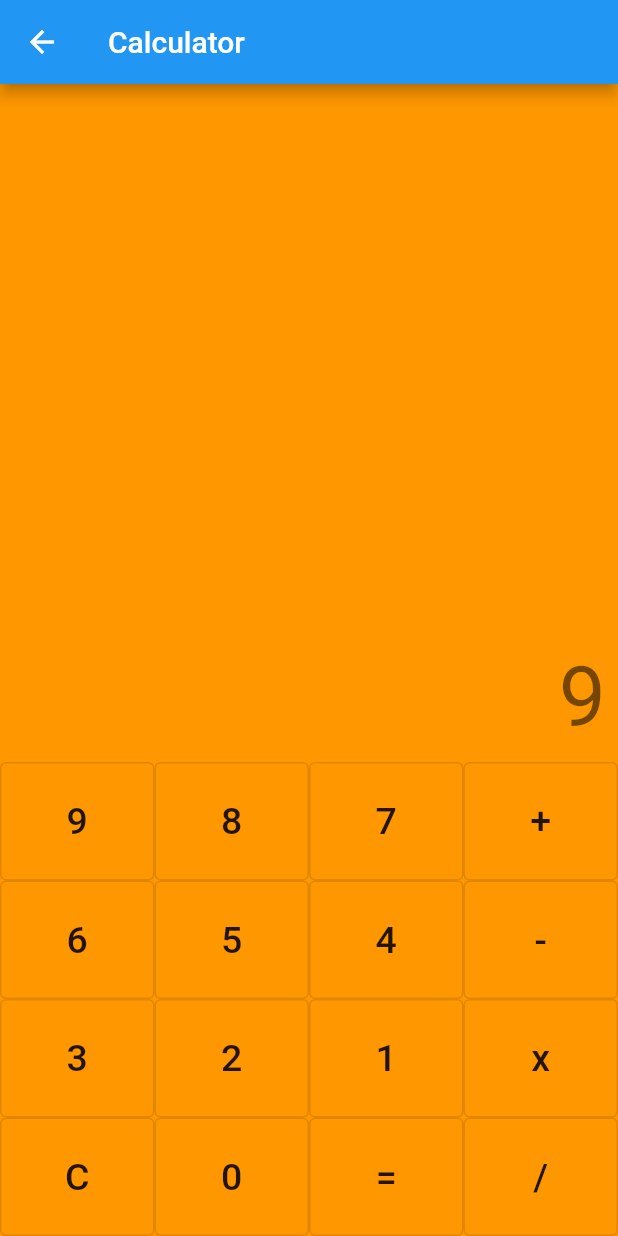
After one commit to syntaxlexx/learning-flutter-riverpod, a Flutter app: the CalculatorScreen screen opened by its route, after a tap on an icon or button, on a phone screen of 412 x 824 dp. The commit adds this screen. Run offline on Flutter 3.47's test engine with Material 2 defaults, Android fonts, the phone set to English and light mode, and no system bars; our stand-ins replace flutter_riverpod, hooks_riverpod, page_transition.

Commit message:
calcl v1

```diff
--- a/lib/src/app_routes.dart
+++ b/lib/src/app_routes.dart
@@ -1,5 +1,6 @@
 import 'package:flutter/material.dart';
 import 'package:page_transition/page_transition.dart';
+import 'features/calculator/presentation/calculator_screen.dart';
 import 'features/counter/presentation/counter_screen.dart';
 import 'features/counter/presentation/timer_screen.dart';
 import 'features/home/presentation/home_screen.dart';
@@ -8,6 +9,7 @@ import 'features/providers/presentation/providers_screen.dart';
 final Map<String, Widget Function(BuildContext)> appRoutes = {
   HomeScreen.route: (context) => const HomeScreen(),
   ProvidersScreen.route: (context) => const ProvidersScreen(),
+  CalculatorScreen.route: (context) => const CalculatorScreen(),
 };
 
 Route<dynamic>? appGeneratedRoutes(RouteSettings settings) {
--- /dev/null
+++ b/lib/src/features/calculator/presentation/calculator_screen.dart
@@ -0,0 +1,152 @@
+import 'package:flutter/material.dart';
+import 'package:hooks_riverpod/hooks_riverpod.dart';
+
+import 'calculator_screen_controller.dart';
+
+class CalculatorScreen extends ConsumerWidget {
+  const CalculatorScreen({super.key});
+
+  static const route = '/calculator';
+
+  @override
+  Widget build(BuildContext context, WidgetRef ref) {
+    print('CalculatorScreen.build');
+
+    return Scaffold(
+      appBar: AppBar(
+        title: const Text('Calculator'),
+      ),
+      body: Container(
+        color: Colors.orange,
+        child: Column(children: [
+          Expanded(
+            child: Container(
+              color: Colors.orange,
+            ),
+          ),
+          const DisplayText(),
+          const SizedBox(
+            height: 10,
+          ),
+          const ResultsText(),
+          const SizedBox(
+            height: 10,
+          ),
+          Row(
+            children: const [
+              CalculatorButton(text: '9'),
+              CalculatorButton(text: '8'),
+              CalculatorButton(text: '7'),
+              CalculatorButton(text: '+'),
+            ],
+          ),
+          Row(
+            children: const [
+              CalculatorButton(text: '6'),
+              CalculatorButton(text: '5'),
+              CalculatorButton(text: '4'),
+              CalculatorButton(text: '-'),
+            ],
+          ),
+          Row(
+            children: const [
+              CalculatorButton(text: '3'),
+              CalculatorButton(text: '2'),
+              CalculatorButton(text: '1'),
+              CalculatorButton(text: 'x'),
+            ],
+          ),
+          Row(
+            children: const [
+              CalculatorButton(text: 'C'),
+              CalculatorButton(text: '0'),
+              CalculatorButton(text: '='),
+              CalculatorButton(text: '/'),
+            ],
+          ),
+        ]),
+      ),
+    );
+  }
+}
+
+class CalculatorButton extends ConsumerWidget {
+  const CalculatorButton({super.key, required this.text});
+  final String text;
+
+  @override
+  Widget build(BuildContext context, WidgetRef ref) {
+    print('CalculatorButton.build $text');
+
+    return Expanded(
+      child: OutlinedButton(
+        onPressed: () {
+          ref.read(resultsProvider.notifier).calculate(text.toString());
+        },
+        child: Padding(
+          padding: const EdgeInsets.all(25.0),
+          child: Text(
+            text.toString(),
+            style: Theme.of(context).textTheme.bodyLarge!.copyWith(
+                  fontSize: 25,
+                ),
+          ),
+        ),
+      ),
+    );
+  }
+}
+
+class ResultsText extends ConsumerWidget {
+  const ResultsText({super.key});
+
+  @override
+  Widget build(BuildContext context, WidgetRef ref) {
+    print('ResultsText.build');
+
+    final result = ref.watch(resultsProvider);
+
+    return Padding(
+      padding: const EdgeInsets.symmetric(horizontal: 8.0),
+      child: SizedBox(
+        width: double.infinity,
+        child: Text(
+          '$result',
+          textAlign: TextAlign.end,
+          style: Theme.of(context).textTheme.headline2,
+        ),
+      ),
+    );
+  }
+}
+
+class DisplayText extends ConsumerWidget {
+  const DisplayText({super.key});
+
+  @override
+  Widget build(BuildContext context, WidgetRef ref) {
+    print('DisplayText.build');
+
+    final display = ref.watch(displayProvider);
+
+    return Padding(
+      padding: const EdgeInsets.symmetric(horizontal: 8.0),
+      child: SizedBox(
+        width: double.infinity,
+        child: Row(
+          mainAxisAlignment: MainAxisAlignment.end,
+          crossAxisAlignment: CrossAxisAlignment.end,
+          children: [
+            Text(
+              '$display',
+              style: Theme.of(context).textTheme.headline4,
+            ),
+            Divider(
+              indent: display.toString().length + 20,
+            ),
+          ],
+        ),
+      ),
+    );
+  }
+}
--- /dev/null
+++ b/lib/src/features/calculator/presentation/calculator_screen_controller.dart
@@ -0,0 +1,143 @@
+import 'package:flutter_riverpod/flutter_riverpod.dart';
+
+// first number
+final firstNumberProvider = StateNotifierProvider<FirstNumberNotifier, String>(
+    (ref) => FirstNumberNotifier(''));
+
+class FirstNumberNotifier extends StateNotifier<String> {
+  FirstNumberNotifier(super.state);
+
+  void set(String value) {
+    state = value;
+  }
+}
+
+// second number
+final secondNumberProvider =
+    StateNotifierProvider.autoDispose<SecondNumberNotifier, String>(
+        (ref) => SecondNumberNotifier(''));
+
+class SecondNumberNotifier extends StateNotifier<String> {
+  SecondNumberNotifier(super.state);
+
+  void set(String value) {
+    state = value;
+  }
+}
+
+// operator
+final operatorProvider =
+    StateNotifierProvider.autoDispose<OperatorNotifier, String>(
+        (ref) => OperatorNotifier(''));
+
+class OperatorNotifier extends StateNotifier<String> {
+  OperatorNotifier(super.state);
+
+  void set(String value) {
+    state = value;
+  }
+}
+
+// display for the current calculation
+final displayProvider =
+    StateNotifierProvider.autoDispose<DisplayNotifier, String>(
+        (ref) => DisplayNotifier(''));
+
+class DisplayNotifier extends StateNotifier<String> {
+  DisplayNotifier(super.state);
+
+  void set(String value) {
+    state = value;
+  }
+}
+
+final resultsProvider =
+    StateNotifierProvider.autoDispose<CalculationResults, String>(
+        (ref) => CalculationResults(ref));
+
+class CalculationResults extends StateNotifier<String> {
+  CalculationResults(this.ref) : super('');
+
+  final Ref ref;
+
+  calculate(String value) {
+    value = value.toLowerCase();
+    final first = ref.read(firstNumberProvider);
+    final second = ref.read(secondNumberProvider);
+    final operator = ref.read(operatorProvider);
+    final display = ref.read(displayProvider);
+
+    if (value.toLowerCase() == 'c') {
+      // reset all values
+      ref.refresh(firstNumberProvider);
+      ref.refresh(secondNumberProvider);
+      ref.refresh(operatorProvider);
+      ref.refresh(displayProvider);
+
+      state = '';
+      return;
+    }
+
+    if (['+', '-', '/', 'x'].contains(value)) {
+      // ensure the first number exists first
+      print('state: $state');
+      ref.read(firstNumberProvider.notifier).set(state);
+      ref.read(operatorProvider.notifier).set(value);
+      ref.read(displayProvider.notifier).set('$state $value');
+      state = ''; // reset state back
+
+      print('op: $operator');
+      print('first: $first');
+      print('display: $display');
+
+      return;
+    }
+
+    if (value == '=') {
+      print('op: $operator');
+      print('first: $first');
+      print('display: $display');
+
+      if (operator.isEmpty) {
+        return;
+      }
+
+      // assign second number to current state
+      ref.read(secondNumberProvider.notifier).state = state;
+      ref.read(displayProvider.notifier).state =
+          '$display $state ='; // 10 + 3 =
+
+      double result = 0.0;
+
+      switch (operator.toLowerCase()) {
+        case 'x':
+          result = (int.parse(first.toString()) * int.parse(second.toString()))
+              as double;
+          state = result.toStringAsFixed(0);
+          break;
+        case '-':
+          result = (int.parse(first.toString()) - int.parse(second.toString()))
+              as double;
+          state = result.toStringAsFixed(0);
+          break;
+        case '/':
+          result = (int.parse(first.toString()) / int.parse(second.toString()));
+          state = result.toStringAsFixed(2);
+          break;
+        case '+':
+          result = (int.parse(first.toString()) + int.parse(second.toString()))
+              as double;
+          state = result.toStringAsFixed(0);
+          break;
+      }
+
+      ref.read(displayProvider.notifier).state =
+          '$display $state'; // 10 + 3 = 5
+
+      return;
+    }
+
+    // else user pressed a number that should be concatenated
+    state = '$state$value';
+  }
+}
--- a/lib/src/features/home/presentation/home_screen_controller.dart
+++ b/lib/src/features/home/presentation/home_screen_controller.dart
@@ -1,4 +1,5 @@
 import 'package:flutter/material.dart';
+import '../../calculator/presentation/calculator_screen.dart';
 import '../../counter/presentation/counter_screen.dart';
 
 import '../../counter/presentation/timer_screen.dart';
@@ -22,6 +23,11 @@ class HomeScreenController {
       icon: const Icon(Icons.gif),
       route: ProvidersScreen.route,
     ),
+    Entry(
+      title: 'Calculator',
+      icon: const Icon(Icons.calculate),
+      route: CalculatorScreen.route,
+    ),
   ];
 
   List<Entry> get entries => _entries;
```
